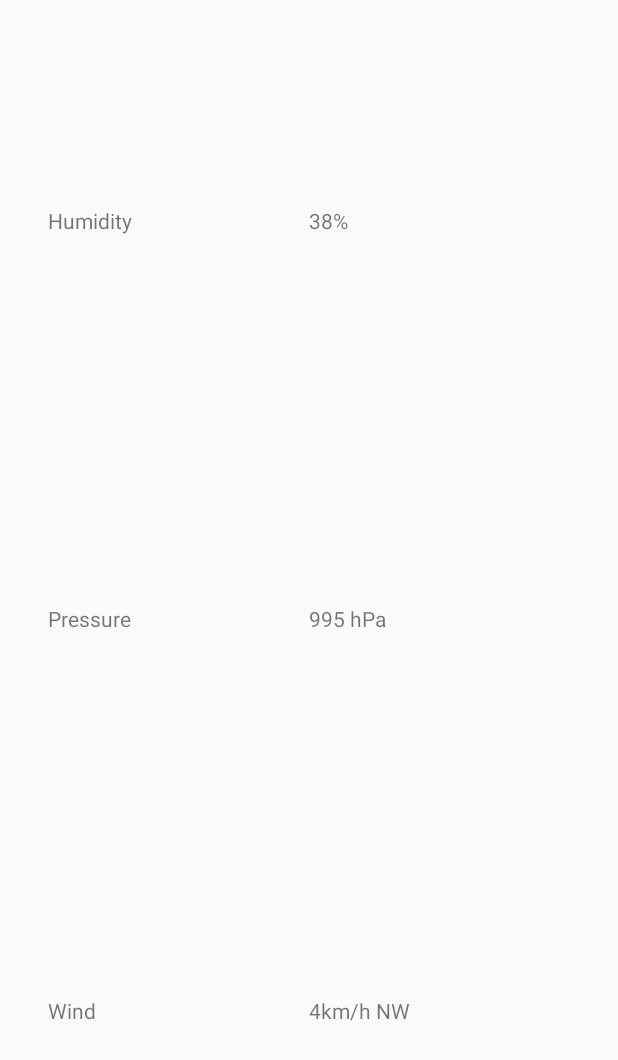
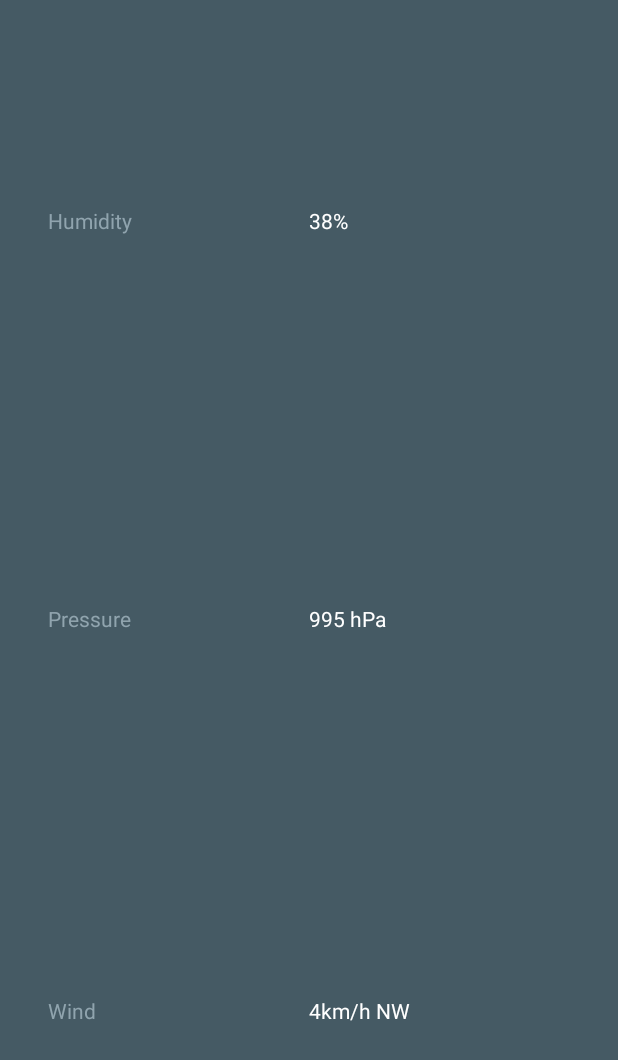
Before and after one commit to MrHKMY/ClimateApp1, an Android app: the layout extra_weather_detail.xml on its own in the app's theme, with its tools: preview values and no code run, on a phone screen of 412 x 824 dp. Shown: the top 1060 px of the screen. Run offline under Robolectric (Android 15) with nearby library versions, the phone set to English and light mode, and no system bars.

Commit message:
Polishing the UI

```diff
--- a/app/src/main/java/com/example/android/sunshine/SettingsFragment.java
+++ b/app/src/main/java/com/example/android/sunshine/SettingsFragment.java
@@ -35,15 +35,13 @@ public class SettingsFragment extends PreferenceFragmentCompat implements
         String stringValue = value.toString();
 
         if (preference instanceof ListPreference) {
-            // For list preferences, look up the correct display value in
-            // the preference's 'entries' list (since they have separate labels/values).
+
             ListPreference listPreference = (ListPreference) preference;
             int prefIndex = listPreference.findIndexOfValue(stringValue);
             if (prefIndex >= 0) {
                 preference.setSummary(listPreference.getEntries()[prefIndex]);
             }
         } else {
-            // For other preferences, set the summary to the value's simple string representation.
             preference.setSummary(stringValue);
         }
     }
--- a/app/src/main/res/layout/extra_weather_detail.xml
+++ b/app/src/main/res/layout/extra_weather_detail.xml
@@ -7,12 +7,13 @@
         android:id="@+id/extra_details"
         android:layout_width="match_parent"
         android:layout_height="match_parent"
-        android:paddingBottom="16dp"
-        android:paddingEnd="32dp"
-        android:paddingLeft="32dp"
-        android:paddingRight="32dp"
-        android:paddingStart="32dp"
-        android:paddingTop="16dp">
+        android:paddingBottom="@dimen/forecast_detail_vertical_padding"
+        android:paddingEnd="@dimen/forecast_detail_horizon_padding"
+        android:paddingLeft="@dimen/forecast_detail_horizon_padding"
+        android:paddingRight="@dimen/forecast_detail_horizon_padding"
+        android:paddingStart="@dimen/forecast_detail_horizon_padding"
+        android:paddingTop="@dimen/forecast_detail_vertical_padding"
+        android:background="@color/detail_accent_pane_background">
 
         <android.support.constraint.Guideline
             android:id="@+id/horizontal_middle"
@@ -29,7 +30,9 @@
             app:layout_constraintBottom_toTopOf="@+id/pressure_label"
             app:layout_constraintLeft_toLeftOf="@+id/extra_details"
             app:layout_constraintTop_toTopOf="@+id/extra_details"
-            app:layout_constraintVertical_bias="0.33"/>
+            app:layout_constraintVertical_bias="0.33"
+            android:fontFamily="sans-serif"
+            android:textColor="@color/detail_accent_label"/>
 
         <TextView
             android:id="@+id/humidity"
@@ -37,7 +40,8 @@
             android:layout_width="wrap_content"
             app:layout_constraintBottom_toBottomOf="@+id/humidity_label"
             app:layout_constraintLeft_toLeftOf="@+id/horizontal_middle"
-            tools:text="38%"/>
+            tools:text="38%"
+            android:textColor="@android:color/white"/>
 
         <TextView
             android:id="@+id/pressure_label"
@@ -46,7 +50,8 @@
             android:text="@string/pressure_label"
             app:layout_constraintBottom_toBottomOf="@+id/extra_details"
             app:layout_constraintLeft_toLeftOf="@+id/extra_details"
-            app:layout_constraintTop_toTopOf="@+id/extra_details"/>
+            app:layout_constraintTop_toTopOf="@+id/extra_details"
+            android:textColor="@color/detail_accent_label"/>
 
         <TextView
             android:id="@+id/pressure"
@@ -54,7 +59,8 @@
             android:layout_width="wrap_content"
             app:layout_constraintBottom_toBottomOf="@+id/pressure_label"
             app:layout_constraintLeft_toLeftOf="@+id/horizontal_middle"
-            tools:text="995 hPa"/>
+            tools:text="995 hPa"
+            android:textColor="@android:color/white"/>
 
         <TextView
             android:id="@+id/wind_label"
@@ -64,7 +70,8 @@
             app:layout_constraintBottom_toBottomOf="@+id/extra_details"
             app:layout_constraintLeft_toLeftOf="@+id/extra_details"
             app:layout_constraintTop_toBottomOf="@+id/pressure_label"
-            app:layout_constraintVertical_bias="0.65999997"/>
+            app:layout_constraintVertical_bias="0.65999997"
+            android:textColor="@color/detail_accent_label"/>
 
         <TextView
             android:id="@+id/wind_measurement"
@@ -72,7 +79,8 @@
             android:layout_width="wrap_content"
             app:layout_constraintBottom_toBottomOf="@+id/wind_label"
             app:layout_constraintLeft_toLeftOf="@+id/horizontal_middle"
-            tools:text="4km/h NW"/>
+            tools:text="4km/h NW"
+            android:textColor="@android:color/white"/>
 
 </android.support.constraint.ConstraintLayout>
 </layout>
--- a/app/src/main/res/values/colors.xml
+++ b/app/src/main/res/values/colors.xml
@@ -15,7 +15,15 @@
      limitations under the License.
 -->
 <resources>
-    <color name="colorPrimary">#3F51B5</color>
-    <color name="colorPrimaryDark">#303F9F</color>
-    <color name="colorAccent">#FF4081</color>
+    <color name="colorPrimary">#03A9F4</color>
+    <color name="colorPrimaryDark">#0288D1</color>
+    <color name="colorAccent">#FFD740</color>
+    <color name="colorPrimaryLight">#B3E5FC</color>
+    <color name="white">#FFFFFF</color>
+
+    <color name="primary_text">#212121</color>
+    <color name="secodary_text">#727272</color>
+    <color name="detail_accent_pane_background">#455A64</color>
+    <color name="detail_accent_label">#90A4AE</color>
+    <color name="activated">#E0E0E0</color>
 </resources>
```
Also changed, not shown: app/src/main/res/layout/forecast_list_item.xml (+19 -15 lines), app/src/main/res/layout/list_item_forecast_today.xml (+12 -6 lines), app/src/main/res/layout/primary_layout_weather_info.xml (+8 -3 lines), app/src/main/res/values/dimens.xml (added, +20 -0 lines), 1 other file.
